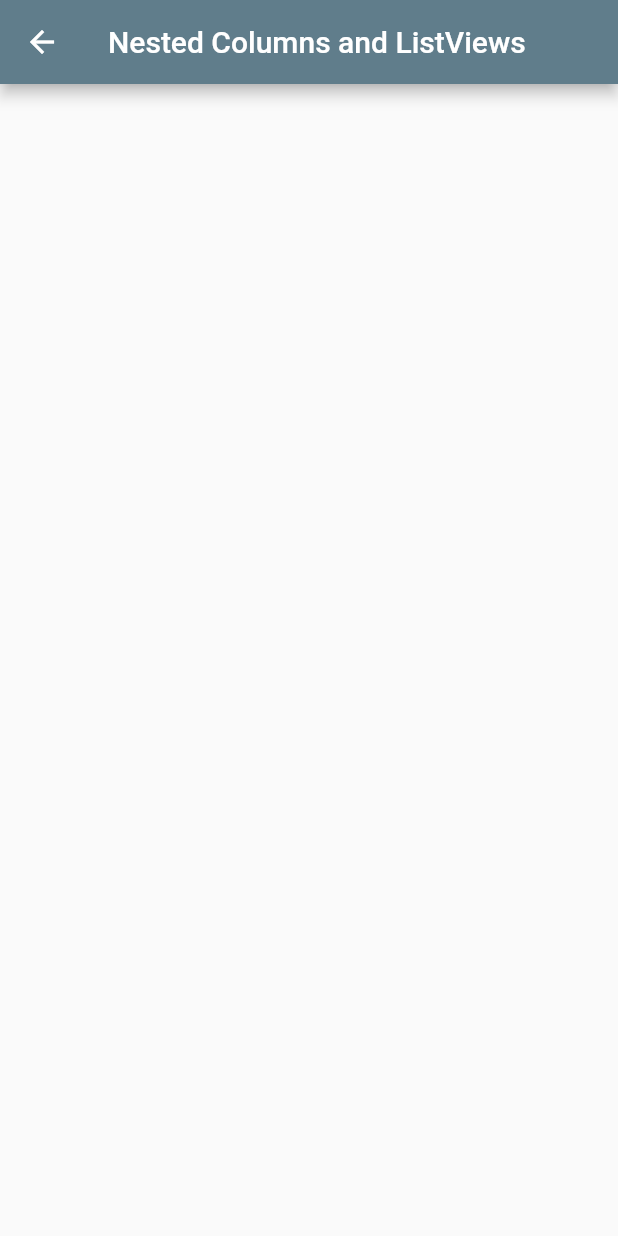
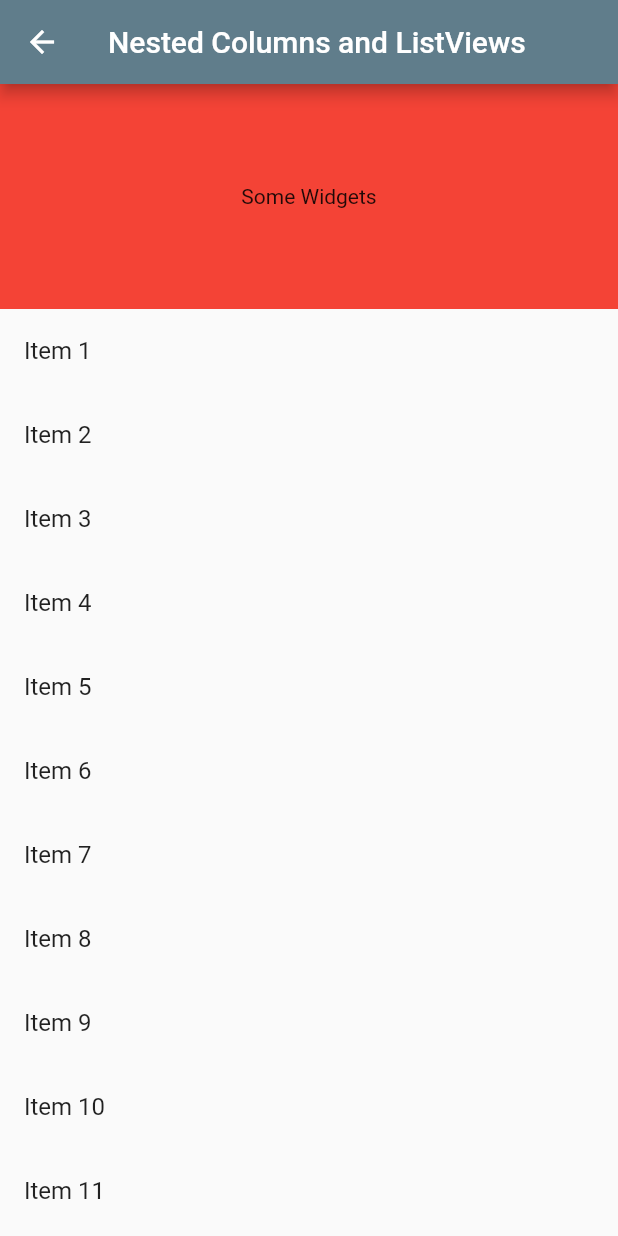
Before and after one commit to rstkey/top_listview_widgets, a Flutter app: the NestedColumnsAndListViewsPage screen opened directly, on a phone screen of 412 x 824 dp. Run offline on Flutter 3.47's test engine with Material 2 defaults, Android fonts, the phone set to English and light mode, and no system bars.

Commit message:
Update nested_columns_and_listviews.dart

```diff
--- a/lib/src/pages/nested_columns_and_listviews.dart
+++ b/lib/src/pages/nested_columns_and_listviews.dart
@@ -1,14 +1,34 @@
 import 'package:flutter/material.dart';
 
 class NestedColumnsAndListViewsPage extends StatelessWidget {
-  const NestedColumnsAndListViewsPage({Key? key, required this.title}) : super(key: key);
+  const NestedColumnsAndListViewsPage({Key? key, required this.title})
+      : super(key: key);
   final String title;
 
   @override
   Widget build(BuildContext context) {
     return Scaffold(
-      appBar:AppBar(title: Text(title),
-
+      appBar: AppBar(
+        title: Text(title),
+      ),
+      body: Column(
+        children: [
+          Container(
+            height: 150,
+            color: Colors.red,
+            child: const Center(
+              child: Text('Some Widgets'),
+            ),
+          ),
+          Flexible(
+            child: ListView.builder(
+                itemCount: 30,
+                shrinkWrap: true,
+                itemBuilder: (context, index) => ListTile(
+                      title: Text('Item ${index + 1}'),
+                    )),
+          )
+        ],
       ),
     );
   }
```
